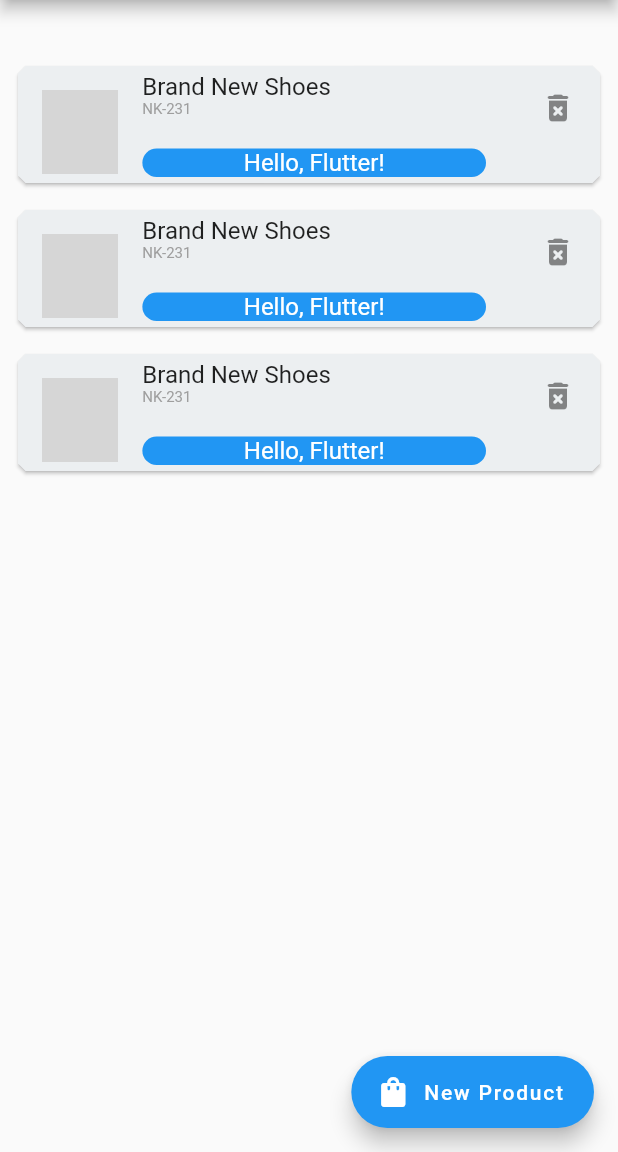
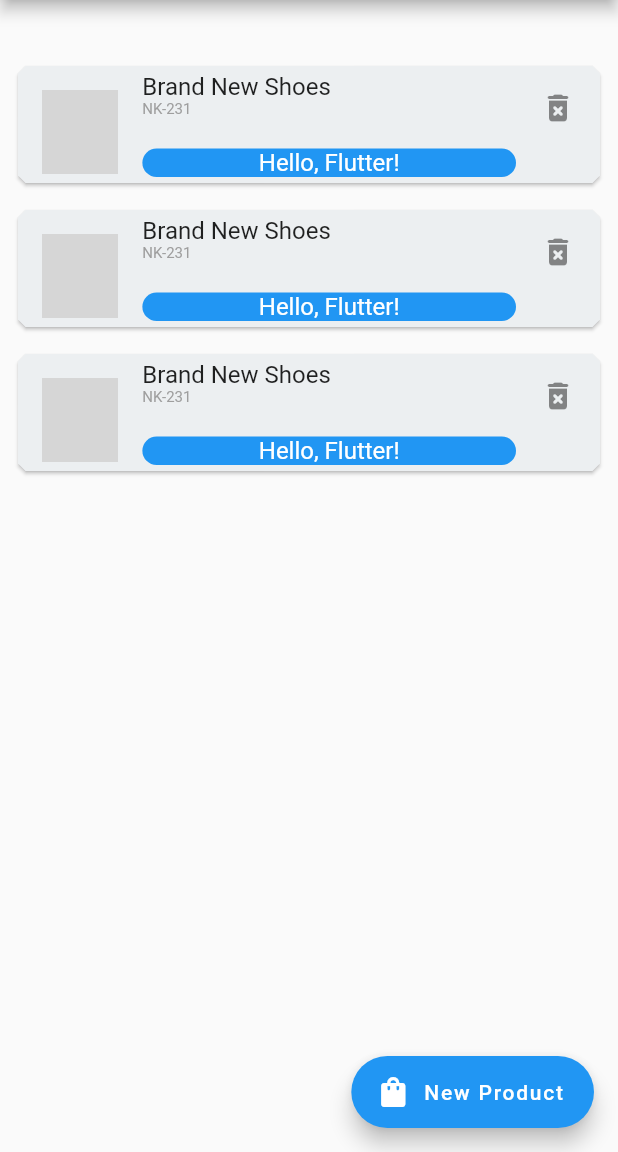
Before and after one commit to abdlh05/UMC_Tugas2, a Flutter app: the screen it shows after launch, on a phone screen of 412 x 824 dp, the part 84-1236 px from its top. Run offline on Flutter 3.47's test engine with Material 2 defaults, Android fonts, the phone set to English and light mode, and no system bars; network calls fail; grey boxes are pictures that could not be loaded.

```diff
--- a/lib/main.dart
+++ b/lib/main.dart
@@ -67,8 +67,9 @@ class MyHomePage extends StatelessWidget {
                         child: Text("NK-231", style: TextStyle(color: Colors.grey, fontSize: 10.0)),
                       )
                     ]),
-                    subtitle: Container(
-                      margin: EdgeInsets.only(top: 20, right: 20),
+                    subtitle: Expanded(
+                        child: Container(
+                      margin: EdgeInsets.only(top: 20),
                       decoration: BoxDecoration(
                           color: Colors.blue,
                           border: Border.all(
@@ -80,7 +81,7 @@ class MyHomePage extends StatelessWidget {
                         alignment: Alignment.center,
                         child: Text('Hello, Flutter!', style: TextStyle(fontSize: 16, color: Colors.white)),
                       ),
-                    ),
+                    )),
                     trailing: Icon(
                       Icons.delete_forever_rounded,
                     ),
```
Also changed, not shown: 1 other file.
